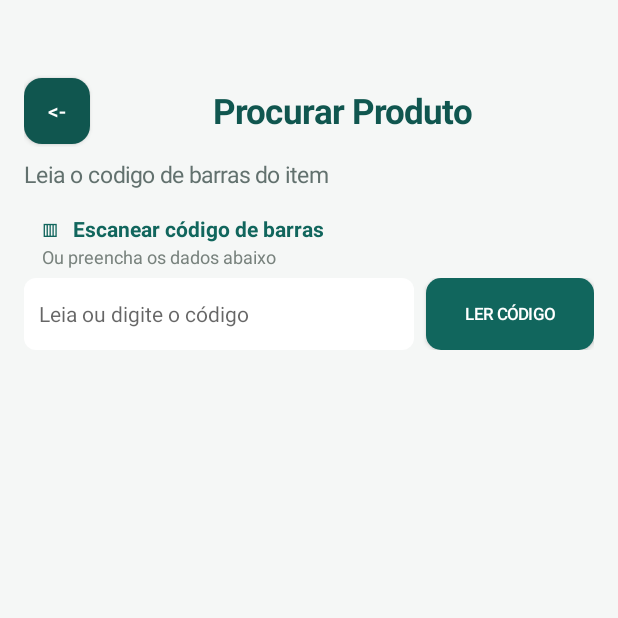
After one commit to RafaelNyland/DespensaOrganizada, an Android app: the TesteCadastroProdutoActivity screen opened directly, with no data from a screen before it, on a phone screen of 412 x 824 dp, the top half of it. The commit adds this screen. Run offline under Robolectric (Android 15) with nearby library versions, the phone set to English and light mode, and no system bars; libraries missing offline, so code that uses them is left out: com.google.mlkit.vision.

Commit message:
Criação de tela procurar produtos

```diff
--- a/app/src/main/AndroidManifest.xml
+++ b/app/src/main/AndroidManifest.xml
@@ -52,5 +52,8 @@
         <activity
             android:name=".GastosProdutosActivity"
             android:exported="false" />
+        <activity
+            android:name=".TesteCadastroProdutoActivity"
+            android:exported="false" />
     </application>
 </manifest>
--- a/app/src/main/java/br/com/dispensa/Database.kt
+++ b/app/src/main/java/br/com/dispensa/Database.kt
@@ -508,6 +508,12 @@ class ProdutoDatabase(context: Context) : SQLiteOpenHelper(context, "dispensa.db
     fun buscarProdutoPorId(id: Long): Produto? =
         consultaProducts("id = ?", arrayOf(id.toString())).firstOrNull()
 
+    fun buscarProdutoPorCodigoBarras(codigoBarras: String): Produto? =
+        consultaProducts(
+            "codigo_barras = ?",
+            arrayOf(codigoBarras.trim())
+        ).firstOrNull()
+
     fun atualizarProduto(produto: Produto): Boolean {
         val valores = ContentValues().apply {
             put("nome", produto.nome.trim())
--- /dev/null
+++ b/app/src/main/java/br/com/dispensa/TesteCadastroProdutoActivity.kt
@@ -0,0 +1,225 @@
+package br.com.dispensa
+
+import android.app.Activity
+import android.app.AlertDialog
+import android.content.Intent
+import android.graphics.Bitmap
+import android.os.Bundle
+import android.provider.MediaStore
+import android.view.Gravity
+import android.widget.Button
+import android.widget.EditText
+import android.widget.ImageView
+import android.widget.LinearLayout
+import android.widget.Spinner
+import android.widget.TextView
+import android.widget.Toast
+import com.google.mlkit.vision.codescanner.GmsBarcodeScanning
+import com.google.mlkit.vision.codescanner.GmsBarcodeScannerOptions
+import java.io.ByteArrayOutputStream
+import android.view.View
+
+
+class TesteCadastroProdutoActivity : Activity() {
+    private lateinit var bancoDados: ProdutoDatabase
+    private lateinit var codigobarraInput: EditText
+    private lateinit var fotoPreview: ImageView
+    private var fotoProduto: ByteArray? = null
+
+    companion object {
+        private const val SOLICITACAO_FOTO = 2101
+    }
+
+    override fun onCreate(savedInstanceState: Bundle?) {
+        super.onCreate(savedInstanceState)
+        bancoDados = ProdutoDatabase(this)
+        viewCabecalho()
+    }
+
+    private fun viewCabecalho() {
+
+        //CABEÇALHO
+        val fundo = 0xFFF5F7F6.toInt()
+        val verdeEscuro = 0xFF10564F.toInt()
+        val verdeClaro = 0xFFE7F2EF.toInt()
+        val texto = 0xFF62716E.toInt()
+        val verde = 0xFF11665D.toInt()
+        val cinza = 0xFF78827D.toInt()
+
+        val pagina = LinearLayout(this).apply {
+            orientation = LinearLayout.VERTICAL
+            setBackgroundColor(fundo)
+            setPadding(dp(16), dp(50), dp(16), dp(20))
+        }
+
+        // Título e botão de notificações
+        val cabecalho = LinearLayout(this).apply {
+            orientation = LinearLayout.HORIZONTAL
+            gravity = Gravity.CENTER_VERTICAL
+        }
+        cabecalho.addView(botao("<-", verdeEscuro) {
+            val intent = Intent(this, MainActivity::class.java)
+            startActivity(intent)
+        }, LinearLayout.LayoutParams(dp(44), dp(44)))
+
+
+        cabecalho.addView(TextView(this).apply {
+            text = "Procurar Produto"
+            textSize = 23f
+            gravity = Gravity.CENTER
+            setTextColor(verdeEscuro)
+            setTypeface(null, android.graphics.Typeface.BOLD)
+        }, LinearLayout.LayoutParams(0, dp(48), 1f))
+
+        pagina.addView(cabecalho)
+
+        pagina.addView(TextView(this).apply {
+            text = "Leia o codigo de barras do item"
+            textSize = 15f
+            setTextColor(texto)
+            setPadding(0, dp(8), 0, dp(8))
+        })
+
+        //RESTO DA PAGINA
+
+        val codigoTitulo = LinearLayout(this).apply {
+            orientation = LinearLayout.VERTICAL
+            setPadding(dp(12), dp(8), 0, dp(6))
+        }
+        codigoTitulo.addView(TextView(this).apply {
+            text = "▥   Escanear código de barras"
+            textSize = 14f
+            setTextColor(verde)
+            setTypeface(null, android.graphics.Typeface.BOLD)
+        })
+        codigoTitulo.addView(TextView(this).apply {
+            text = "Ou preencha os dados abaixo"
+            textSize = 12f
+            setTextColor(cinza)
+        })
+        pagina.addView(codigoTitulo)
+
+        val codigoLinha = LinearLayout(this).apply {
+            orientation = LinearLayout.HORIZONTAL
+            gravity = android.view.Gravity.CENTER_VERTICAL
+        }
+        codigobarraInput = campo("Leia ou digite o código")
+        codigoLinha.addView(codigobarraInput, LinearLayout.LayoutParams(0, dp(48), 1f))
+
+        codigoLinha.addView(Button(this).apply {
+            text = "LER CÓDIGO"
+            textSize = 11f
+            setTextColor(0xFFFFFFFF.toInt())
+            background = fundoArredondado(verde, dp(10))
+            setOnClickListener { lerCodigoBarras() }
+        }, LinearLayout.LayoutParams(dp(112), dp(48)).apply {
+            leftMargin = dp(8)
+        })
+        pagina.addView(codigoLinha)
+
+        setContentView(pagina)
+    }
+
+    private fun rotulo(texto: String) = TextView(this).apply {
+        text = texto
+        textSize = 12f
+        setTextColor(0xFF536258.toInt())
+        setPadding(0, dp(8), 0, dp(4))
+    }
+
+    private fun campo(
+        dica: String,
+        tipo: Int = android.text.InputType.TYPE_CLASS_TEXT
+    ) = EditText(this).apply {
+        hint = dica
+        inputType = tipo
+        textSize = 14f
+        setPadding(dp(10), 0, dp(10), 0)
+        background = fundoArredondado(0xFFFFFFFF.toInt(), dp(8))
+    }
+
+    private fun campoParams() =
+        LinearLayout.LayoutParams(-1, dp(44)).apply {
+            bottomMargin = dp(8)
+        }
+
+    private fun fundoArredondado(cor: Int, raio: Int) =
+        android.graphics.drawable.GradientDrawable().apply {
+            setColor(cor)
+            cornerRadius = raio.toFloat()
+        }
+
+    private fun botao(
+        texto: String,
+        cor: Int,
+        aoClicar: () -> Unit
+    ): Button = Button(this).apply {
+        text = texto
+        setTextColor(0xFFFFFFFF.toInt())
+        setBackgroundColor(cor)
+        background = android.graphics.drawable.GradientDrawable().apply {
+            setColor(cor)
+            cornerRadius = dp(12).toFloat()
+        }
+        setOnClickListener { aoClicar() }
+    }
+
+    private fun dp(valor: Int): Int =
+        (valor * resources.displayMetrics.density).toInt()
+
+    private fun lerCodigoBarras() {
+        val opcoesLeitor = GmsBarcodeScannerOptions.Builder()
+            .enableAutoZoom()
+            .build()
+
+        val tarefaLeitura = GmsBarcodeScanning.getClient(this, opcoesLeitor).startScan()
+        tarefaLeitura.addOnSuccessListener { codigoLido ->
+            val codigoBarras = codigoLido.rawValue.orEmpty().trim()
+            val produtoEncontrado = bancoDados.buscarProdutoPorCodigoBarras(codigoBarras)
+
+            if (produtoEncontrado == null) {
+                AlertDialog.Builder(this)
+                    .setTitle("O produto não está cadastrado")
+                    .setMessage("Este código de barras não foi cadastrado.\nDeseja cadastrar?")
+                    .setNegativeButton("Cancelar", null)
+                    .setPositiveButton("Cadastrar") { _, _ ->
+                        val telaCadastro = Intent(this, CadastroProdutoActivity::class.java).apply {
+                            putExtra("codigo_barras", codigoBarras)
+                        }
+                        startActivity(telaCadastro)
+                        codigobarraInput.text.clear()
+                    }
+                    .show()
+                return@addOnSuccessListener
+            }
+
+            codigobarraInput.setText(codigoBarras)
+            AlertDialog.Builder(this)
+                .setTitle("Produto já cadastrado")
+                .setMessage("Este código de barras já pertence a um produto salvo.\nDeseja registrar uma entrada?")
+                .setNegativeButton("Cancelar", null)
+                .setPositiveButton("Registrar") { _, _ ->
+                    val telaEntrada = Intent(this, MovProdutosActivity::class.java).apply {
+                        putExtra("produto_id", produtoEncontrado.id)
+                        putExtra("produto_nome", produtoEncontrado.nome)
+                        putExtra("tipo_movimentacao", "ENTRADA")
+                    }
+                    startActivity(telaEntrada)
+                    codigobarraInput.text.clear()
+                }
+                .show()
+        }
+        tarefaLeitura.addOnCanceledListener { }
+        tarefaLeitura.addOnFailureListener {
+            Toast.makeText(
+                this,
+                "Não foi possível abrir o leitor. Tente novamente.",
+                Toast.LENGTH_LONG
+            ).show()
+        }
+    }
+
+    private fun fieldParams() =
+        LinearLayout.LayoutParams(-1, dp(52)).apply { topMargin = dp(6); bottomMargin = dp(14) }
+
+}
```
Also changed, not shown: app/src/main/java/br/com/dispensa/CadastroProdutoActivity.kt (+13 -6 lines), app/src/main/java/br/com/dispensa/EditarProdutosActivity.kt (added, +366 -0 lines), app/src/main/java/br/com/dispensa/MainActivity.kt (+14 -8 lines), app/src/main/java/br/com/dispensa/OutrosActivity.kt (+16 -1 lines).
